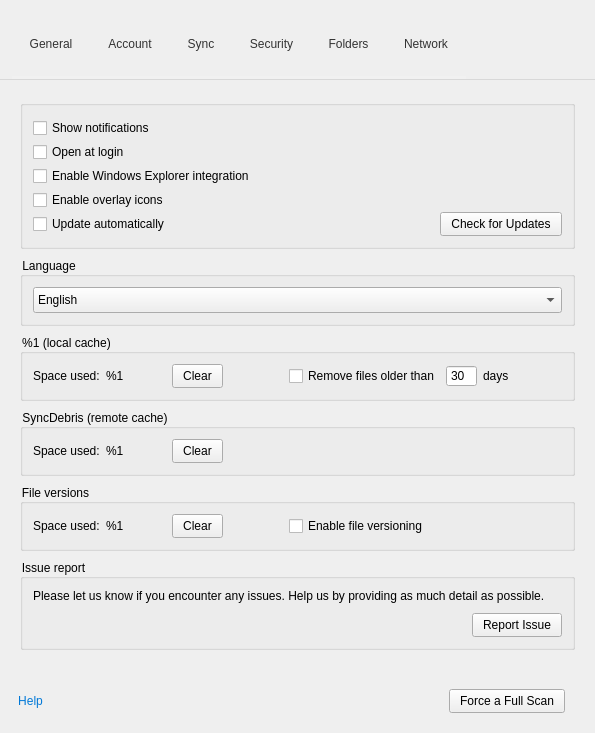
Qt form src/MEGASync/gui/win/SettingsDialog.ui (meganz/MEGAsync) before a commit.
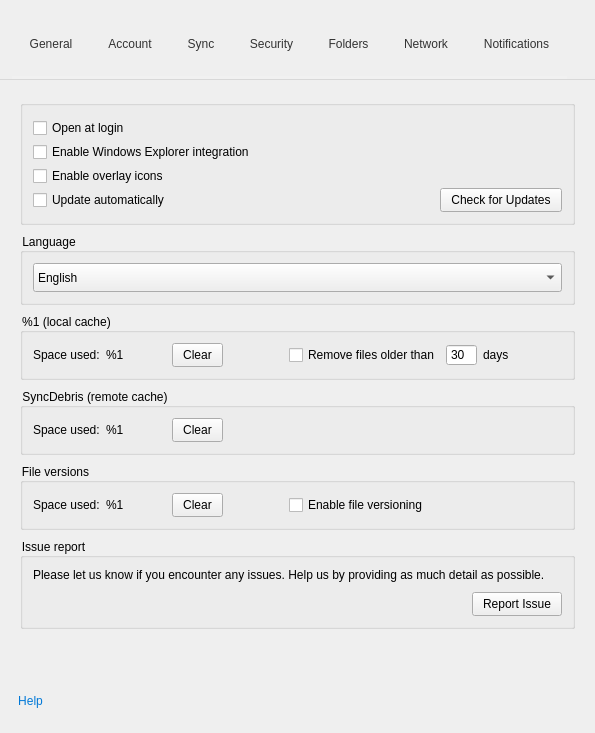
The same form after that commit. The open tabs and pages were chosen to show the change. Icons and pictures are not drawn. Custom widgets are drawn as their Qt base class.

Commit message: SNC-2317: New Notifications pane in Settings Dialog

Patch:
```diff
--- a/src/MEGASync/gui/win/SettingsDialog.ui
+++ b/src/MEGASync/gui/win/SettingsDialog.ui
@@ -495,6 +495,47 @@
         </property>
        </widget>
       </item>
+      <item>
+       <widget class="QToolButton" name="bNotifications">
+        <property name="minimumSize">
+         <size>
+          <width>0</width>
+          <height>70</height>
+         </size>
+        </property>
+        <property name="maximumSize">
+         <size>
+          <width>16777215</width>
+          <height>70</height>
+         </size>
+        </property>
+        <property name="focusPolicy">
+         <enum>Qt::StrongFocus</enum>
+        </property>
+        <property name="text">
+         <string>Notifications</string>
+        </property>
+        <property name="icon">
+         <iconset resource="../Resources_win.qrc">
+          <normaloff>:/images/Icon_Win_Notifications.png</normaloff>:/images/Icon_Win_Notifications.png</iconset>
+        </property>
+        <property name="iconSize">
+         <size>
+          <width>25</width>
+          <height>25</height>
+         </size>
+        </property>
+        <property name="checkable">
+         <bool>true</bool>
+        </property>
+        <property name="autoExclusive">
+         <bool>true</bool>
+        </property>
+        <property name="toolButtonStyle">
+         <enum>Qt::ToolButtonTextUnderIcon</enum>
+        </property>
+       </widget>
+      </item>
       <item>
        <spacer name="horizontalSpacer_19">
         <property name="orientation">
@@ -551,31 +592,6 @@
           <property name="bottomMargin">
            <number>10</number>
           </property>
-          <item>
-           <widget class="QCheckBox" name="cShowNotifications">
-            <property name="sizePolicy">
-             <sizepolicy hsizetype="Preferred" vsizetype="Fixed">
-              <horstretch>0</horstretch>
-              <verstretch>0</verstretch>
-             </sizepolicy>
-            </property>
-            <property name="minimumSize">
-             <size>
-              <width>0</width>
-              <height>24</height>
-             </size>
-            </property>
-            <property name="maximumSize">
-             <size>
-              <width>16777215</width>
-              <height>24</height>
-             </size>
-            </property>
-            <property name="text">
-             <string>Show notifications</string>
-            </property>
-           </widget>
-          </item>
           <item>
            <widget class="QCheckBox" name="cStartOnStartup">
             <property name="enabled">
@@ -3040,6 +3056,7 @@
          </layout>
         </widget>
         <widget class="QWidget" name="wNetworkFooter"/>
+        <widget class="QWidget" name="wNotificationsFooter"/>
        </widget>
       </item>
      </layout>
@@ -3061,6 +3078,12 @@
    <header>AvatarWidget.h</header>
    <container>1</container>
   </customwidget>
+  <customwidget>
+   <class>NotificationsSettings</class>
+   <extends>QWidget</extends>
+   <header location="global">NotificationsSettings.h</header>
+   <container>1</container>
+  </customwidget>
  </customwidgets>
  <resources>
   <include location="../Resources_win.qrc"/>
```
Left out of the diff: 3 changed lines with no effect on the pictures. The commit also changes 37 other files.
